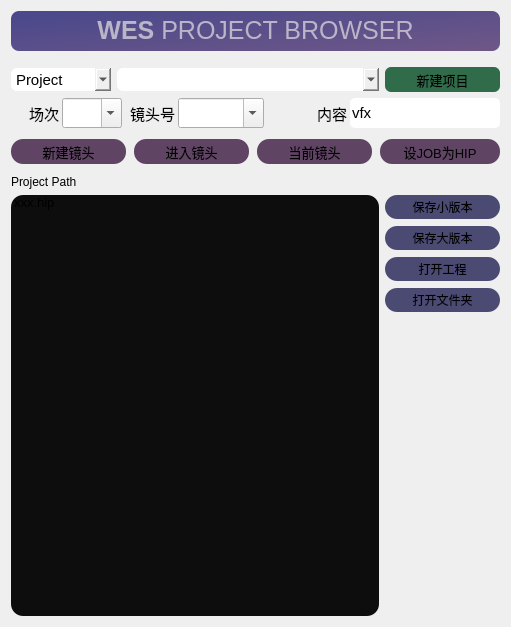
Qt form WesLib/python_panels/ui/Wes_ProjBrowser_ch.ui (WeslieSison/WesLib) before a commit.
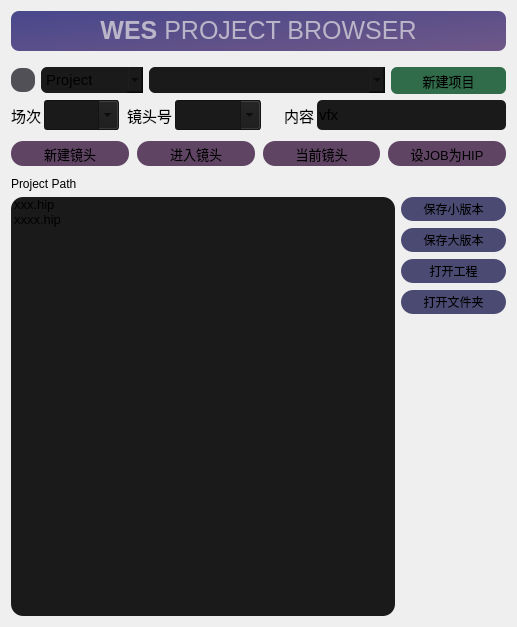
The same form after that commit.

```diff
--- a/WesLib/python_panels/ui/Wes_ProjBrowser_ch.ui
+++ b/WesLib/python_panels/ui/Wes_ProjBrowser_ch.ui
@@ -6,7 +6,7 @@
    <rect>
     <x>0</x>
     <y>0</y>
-    <width>509</width>
+    <width>517</width>
     <height>627</height>
    </rect>
   </property>
@@ -40,13 +40,13 @@
       <widget class="QPushButton" name="new_shot">
        <property name="minimumSize">
         <size>
-         <width>115</width>
+         <width>80</width>
          <height>25</height>
         </size>
        </property>
        <property name="maximumSize">
         <size>
-         <width>200</width>
+         <width>2000</width>
          <height>25</height>
         </size>
        </property>
@@ -75,13 +75,13 @@
       <widget class="QPushButton" name="enter_shot">
        <property name="minimumSize">
         <size>
-         <width>115</width>
+         <width>80</width>
          <height>25</height>
         </size>
        </property>
        <property name="maximumSize">
         <size>
-         <width>200</width>
+         <width>2000</width>
          <height>25</height>
         </size>
        </property>
@@ -112,13 +112,13 @@
       <widget class="QPushButton" name="current_shot">
        <property name="minimumSize">
         <size>
-         <width>115</width>
+         <width>80</width>
          <height>25</height>
         </size>
        </property>
        <property name="maximumSize">
         <size>
-         <width>200</width>
+         <width>2000</width>
          <height>25</height>
         </size>
        </property>
@@ -147,13 +147,13 @@
       <widget class="QPushButton" name="set_proj_hip">
        <property name="minimumSize">
         <size>
-         <width>120</width>
+         <width>100</width>
          <height>25</height>
         </size>
        </property>
        <property name="maximumSize">
         <size>
-         <width>200</width>
+         <width>2000</width>
          <height>25</height>
         </size>
        </property>
@@ -245,15 +245,26 @@
       </font>
      </property>
      <property name="styleSheet">
-      <string notr="true">border-radius: 12px;
+      <string notr="true">QListWidget {
+border-radius: 12px;
 border-width:0px;
-background-color: rgb(13, 13, 13);</string>
+background-color: rgb(26, 26, 26);
+}
+QListWidget::item:selected{
+border-color: rgb(141, 127, 209);
+background-color: rgb(86, 77, 127);
+}</string>
      </property>
      <item>
       <property name="text">
        <string>xxx.hip</string>
       </property>
      </item>
+     <item>
+      <property name="text">
+       <string>xxxx.hip</string>
+      </property>
+     </item>
     </widget>
    </item>
    <item row="4" column="0" colspan="2">
@@ -287,8 +298,15 @@
        <property name="font">
         <font>
          <family>Microsoft YaHei UI</family>
+         <pointsize>11</pointsize>
+         <weight>50</weight>
+         <italic>false</italic>
+         <bold>false</bold>
         </font>
        </property>
+       <property name="styleSheet">
+        <string notr="true">font: 11pt &quot;Microsoft YaHei UI&quot;;</string>
+       </property>
        <property name="text">
         <string>场次</string>
        </property>
@@ -301,13 +319,13 @@
       <widget class="QComboBox" name="scene">
        <property name="minimumSize">
         <size>
-         <width>15</width>
+         <width>50</width>
          <height>30</height>
         </size>
        </property>
        <property name="maximumSize">
         <size>
-         <width>60</width>
+         <width>75</width>
          <height>16777215</height>
         </size>
        </property>
@@ -320,6 +338,7 @@
        <property name="styleSheet">
         <string notr="true">QComboBox {
 font: 11pt &quot;Microsoft YaHei UI&quot;;
+background-color: rgb(26, 26, 26);
 }</string>
        </property>
        <property name="editable">
@@ -344,8 +363,15 @@
        <property name="font">
         <font>
          <family>Microsoft YaHei UI</family>
+         <pointsize>11</pointsize>
+         <weight>50</weight>
+         <italic>false</italic>
+         <bold>false</bold>
         </font>
        </property>
+       <property name="styleSheet">
+        <string notr="true">font: 11pt &quot;Microsoft YaHei UI&quot;;</string>
+       </property>
        <property name="text">
         <string>镜头号</string>
        </property>
@@ -358,13 +384,13 @@
       <widget class="QComboBox" name="shot">
        <property name="minimumSize">
         <size>
-         <width>60</width>
+         <width>70</width>
          <height>30</height>
         </size>
        </property>
        <property name="maximumSize">
         <size>
-         <width>120</width>
+         <width>130</width>
          <height>16777215</height>
         </size>
        </property>
@@ -377,6 +403,7 @@
        <property name="styleSheet">
         <string notr="true">QComboBox {
 font: 11pt &quot;Microsoft YaHei UI&quot;;
+background-color: rgb(26, 26, 26);
 }</string>
        </property>
        <property name="editable">
@@ -388,21 +415,28 @@
       <widget class="QLabel" name="content_label">
        <property name="minimumSize">
         <size>
-         <width>80</width>
+         <width>50</width>
          <height>0</height>
         </size>
        </property>
        <property name="maximumSize">
         <size>
-         <width>80</width>
+         <width>50</width>
          <height>16777215</height>
         </size>
        </property>
        <property name="font">
         <font>
          <family>Microsoft YaHei UI</family>
+         <pointsize>11</pointsize>
+         <weight>50</weight>
+         <italic>false</italic>
+         <bold>false</bold>
         </font>
        </property>
+       <property name="styleSheet">
+        <string notr="true">font: 11pt &quot;Microsoft YaHei UI&quot;;</string>
+       </property>
        <property name="text">
         <string>内容</string>
        </property>
@@ -421,7 +455,7 @@
        </property>
        <property name="maximumSize">
         <size>
-         <width>150</width>
+         <width>2000</width>
          <height>30</height>
         </size>
        </property>
@@ -438,7 +472,11 @@
         </font>
        </property>
        <property name="styleSheet">
-        <string notr="true">border-radius: 5px;</string>
+        <string notr="true">background-color: rgb(26, 26, 26);
+font: 11pt &quot;Microsoft YaHei UI&quot;;
+border-radius: 5px;
+border-style: none;
+</string>
        </property>
        <property name="text">
         <string>vfx</string>
@@ -498,7 +536,7 @@
       <widget class="QPushButton" name="save_small_ver">
        <property name="minimumSize">
         <size>
-         <width>115</width>
+         <width>105</width>
          <height>24</height>
         </size>
        </property>
@@ -535,7 +573,7 @@
       <widget class="QPushButton" name="save_big_ver">
        <property name="minimumSize">
         <size>
-         <width>115</width>
+         <width>105</width>
          <height>24</height>
         </size>
        </property>
@@ -572,7 +610,7 @@
       <widget class="QPushButton" name="load_hip">
        <property name="minimumSize">
         <size>
-         <width>115</width>
+         <width>105</width>
          <height>24</height>
         </size>
        </property>
@@ -609,7 +647,7 @@
       <widget class="QPushButton" name="open_folder">
        <property name="minimumSize">
         <size>
-         <width>115</width>
+         <width>105</width>
          <height>24</height>
         </size>
        </property>
@@ -656,17 +694,48 @@
    </item>
    <item row="2" column="0" colspan="2">
     <layout class="QHBoxLayout" name="horizontalLayout_8">
+     <item>
+      <widget class="QPushButton" name="root_config">
+       <property name="minimumSize">
+        <size>
+         <width>0</width>
+         <height>0</height>
+        </size>
+       </property>
+       <property name="maximumSize">
+        <size>
+         <width>24</width>
+         <height>24</height>
+        </size>
+       </property>
+       <property name="styleSheet">
+        <string notr="true">QPushButton {
+	border-radius: 10px;
+	background-color: rgb(80, 80, 86);
+}
+QPushButton:hover{
+background-color:rgb(89, 89, 89);
+}
+QPushButton:pressed{
+background-color:rgb(134, 134, 134);
+}</string>
+       </property>
+       <property name="text">
+        <string/>
+       </property>
+      </widget>
+     </item>
      <item>
       <widget class="QComboBox" name="browse_mode">
        <property name="minimumSize">
         <size>
-         <width>20</width>
-         <height>23</height>
+         <width>92</width>
+         <height>26</height>
         </size>
        </property>
        <property name="maximumSize">
         <size>
-         <width>100</width>
+         <width>102</width>
          <height>16777215</height>
         </size>
        </property>
@@ -679,6 +748,8 @@
        <property name="styleSheet">
         <string notr="true">QComboBox {
 border-radius: 6px;
+font: 11pt &quot;Microsoft YaHei UI&quot;;
+background-color: rgb(26, 26, 26);
 }
 
 QComboBox::drop-down {
@@ -708,8 +779,8 @@
       <widget class="QComboBox" name="proj_name">
        <property name="minimumSize">
         <size>
-         <width>0</width>
-         <height>23</height>
+         <width>25</width>
+         <height>26</height>
         </size>
        </property>
        <property name="font">
@@ -719,22 +790,24 @@
         </font>
        </property>
        <property name="styleSheet">
-        <string notr="true">border-radius: 6px;</string>
+        <string notr="true">border-radius: 6px;
+font: 11pt &quot;Microsoft YaHei UI&quot;;
+background-color: rgb(26, 26, 26);</string>
        </property>
       </widget>
      </item>
-     <item>
+     <item alignment="Qt::AlignVCenter">
       <widget class="QPushButton" name="new_proj">
        <property name="minimumSize">
         <size>
-         <width>115</width>
-         <height>25</height>
+         <width>80</width>
+         <height>27</height>
         </size>
        </property>
        <property name="maximumSize">
         <size>
          <width>115</width>
-         <height>25</height>
+         <height>18</height>
         </size>
        </property>
        <property name="font">
```
Left out of the diff: 12 changed lines with no effect on the pictures.
